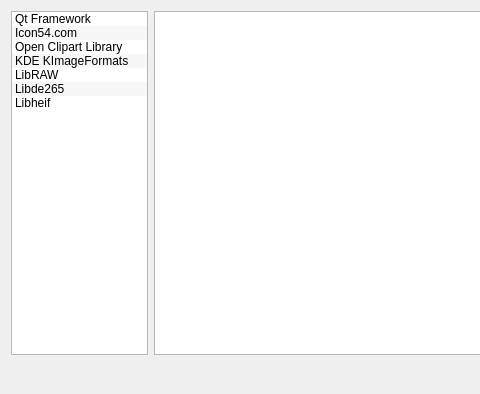
Above: src/ui/forms/AboutComponentsDialog.ui from vookimedlo/vooki-image-viewer before the change; both pictures show x 0 to 480 and y 0 to 394 of the 852 by 394 pixel window. Below: the same form after it.
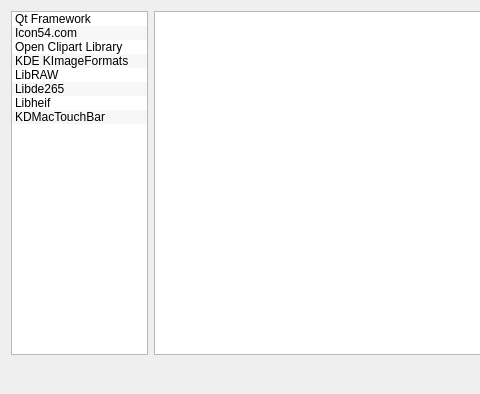
That is the form after the change. Icons and pictures are not drawn.

```diff
--- a/src/ui/forms/AboutComponentsDialog.ui
+++ b/src/ui/forms/AboutComponentsDialog.ui
@@ -69,6 +69,11 @@
          <string>Libheif</string>
         </property>
        </item>
+       <item>
+        <property name="text">
+         <string>KDMacTouchBar</string>
+        </property>
+       </item>
       </widget>
      </item>
      <item>
```
